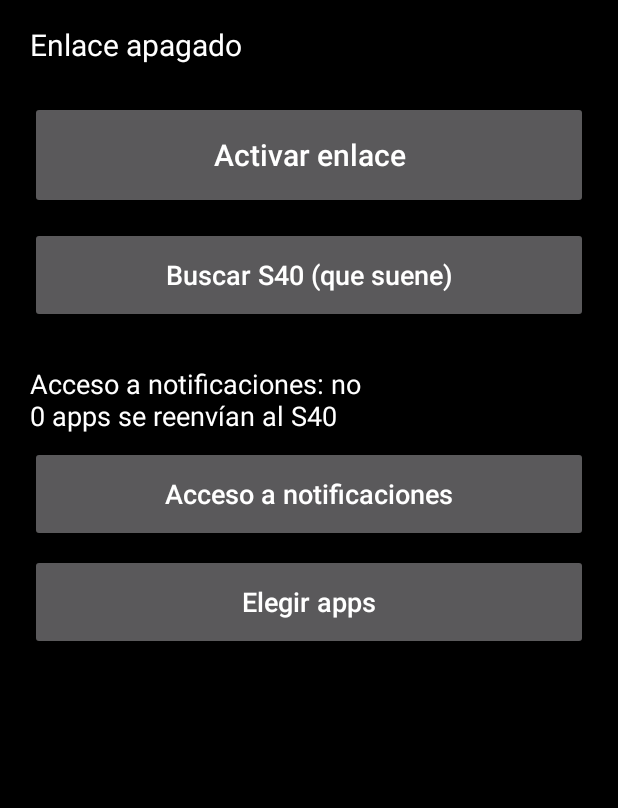
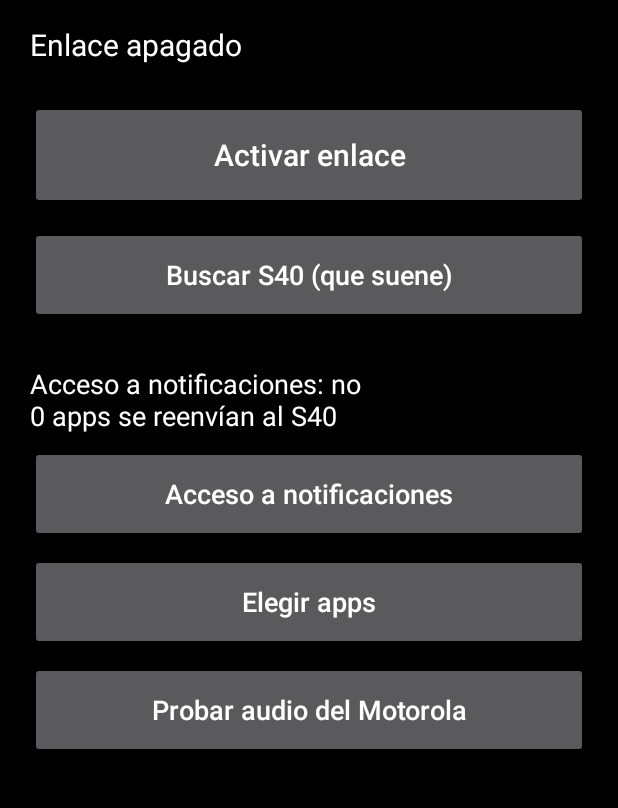
Before and after one commit to KYNOVA-asd/Rodada-pedal, an Android app: the screen it shows after launch (MainActivity), on a phone screen of 412 x 824 dp, the part 87-895 px from its top. Run offline under Robolectric (Android 15) with nearby library versions, the phone set to English and light mode, and no system bars.

Commit message:
update radio

```diff
--- a/enlace/src/main/AndroidManifest.xml
+++ b/enlace/src/main/AndroidManifest.xml
@@ -4,6 +4,8 @@
     <uses-permission android:name="android.permission.POST_NOTIFICATIONS" />
     <uses-permission android:name="android.permission.FOREGROUND_SERVICE" />
     <uses-permission android:name="android.permission.FOREGROUND_SERVICE_CONNECTED_DEVICE" />
+    <uses-permission android:name="android.permission.RECORD_AUDIO" />
+    <uses-permission android:name="android.permission.FOREGROUND_SERVICE_MEDIA_PROJECTION" />
     <!-- "Te están buscando" encima del bloqueo, como una alarma. -->
     <uses-permission android:name="android.permission.USE_FULL_SCREEN_INTENT" />
 
@@ -50,5 +52,9 @@
             android:name=".EnlaceService"
             android:exported="false"
             android:foregroundServiceType="connectedDevice" />
+        <service
+            android:name=".AudioProbeService"
+            android:exported="false"
+            android:foregroundServiceType="mediaProjection" />
     </application>
 </manifest>
--- a/enlace/src/main/res/layout/activity_main.xml
+++ b/enlace/src/main/res/layout/activity_main.xml
@@ -79,4 +79,21 @@
         android:text="@string/choose_apps"
         android:textAllCaps="false"
         android:textSize="18sp" />
+
+    <Button
+        android:id="@+id/probe_audio"
+        android:layout_width="match_parent"
+        android:layout_height="64dp"
+        android:layout_marginTop="8dp"
+        android:text="@string/probe_audio"
+        android:textAllCaps="false"
+        android:textSize="18sp" />
+
+    <TextView
+        android:id="@+id/probe_result"
+        android:layout_width="match_parent"
+        android:layout_height="wrap_content"
+        android:layout_marginTop="8dp"
+        android:textColor="#FFFFFF"
+        android:textSize="16sp" />
 </LinearLayout>
--- a/enlace/src/main/res/values/strings.xml
+++ b/enlace/src/main/res/values/strings.xml
@@ -29,6 +29,12 @@
     <string name="read_title">Leer en voz alta el título</string>
     <string name="voice_notification">%1$s: %2$s</string>
     <string name="find_s40">Buscar S40 (que suene)</string>
+    <string name="probe_audio">Probar audio del Motorola</string>
+    <string name="probe_waiting">Probando durante cinco segundos… Reproduce música ahora.</string>
+    <string name="probe_detected">Android permitió capturar audio.</string>
+    <string name="probe_silent">Android entregó silencio. Prueba con música sonando.</string>
+    <string name="probe_failed">No se pudo iniciar la captura de audio.</string>
+    <string name="probe_notification">Prueba de audio en curso</string>
     <string name="find_sent">El S40 está sonando</string>
     <string name="find_no_link">El S40 no está conectado. Abre Rodada en el S40.</string>
     <string name="find_ringing_title">Te están buscando desde el S40</string>
```
Also changed, not shown: enlace/src/main/java/com/rodada/companion/AudioProbeService.kt (added, +105 -0 lines), enlace/src/main/java/com/rodada/companion/MainActivity.kt (+47 -0 lines).
